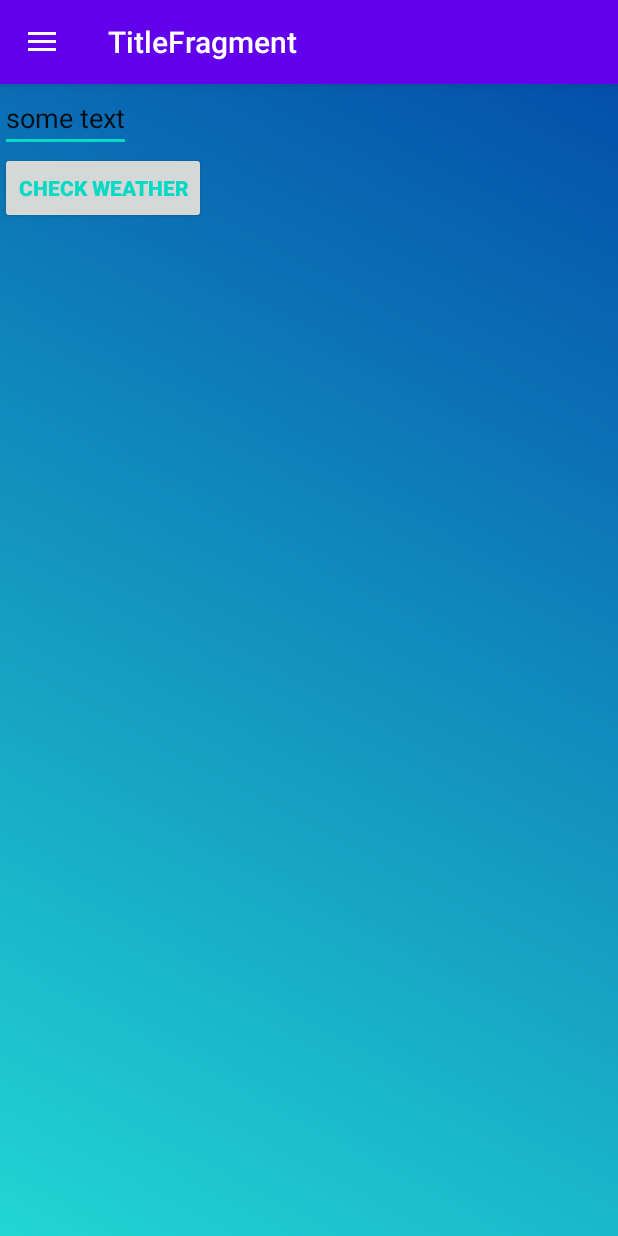
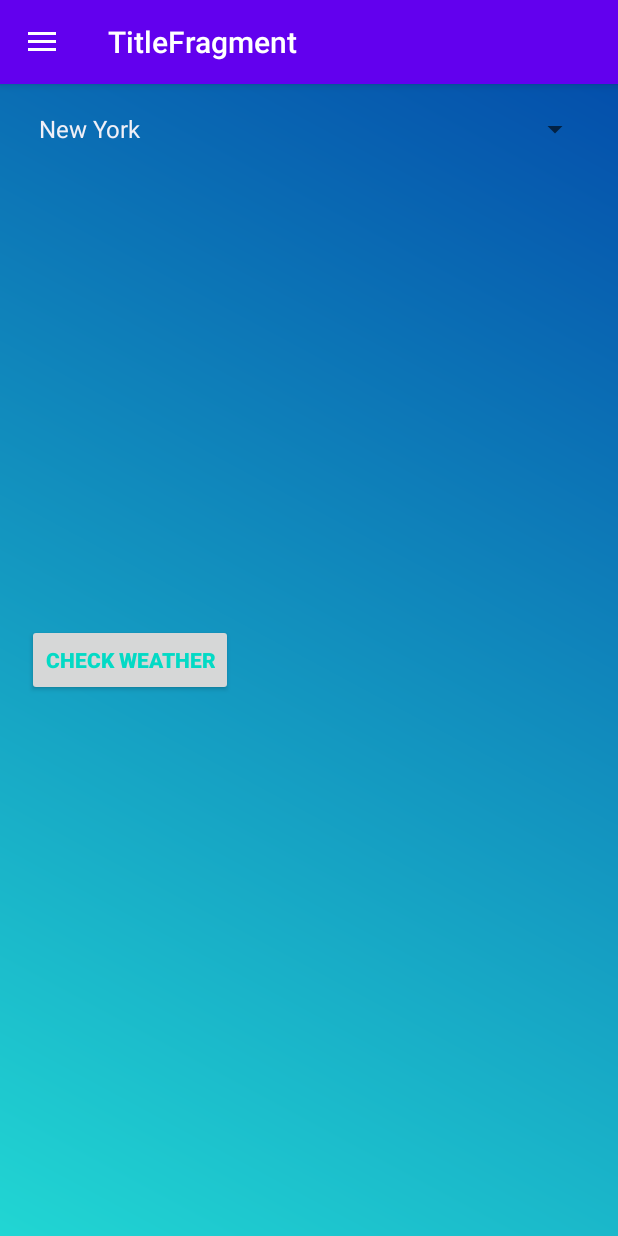
Before and after one commit to zamoT15/weatherApp, an Android app: the screen it shows after launch (MainActivity), on a phone screen of 412 x 824 dp. Run offline under Robolectric (Android 15) with nearby library versions, the phone set to English and light mode, and no system bars; our stand-ins replace data binding, navigation-ui.

```diff
--- a/app/src/main/java/com/android/example/weatherapp/TitleFragment.kt
+++ b/app/src/main/java/com/android/example/weatherapp/TitleFragment.kt
@@ -4,23 +4,57 @@ import android.os.Bundle
 import android.view.LayoutInflater
 import android.view.View
 import android.view.ViewGroup
+import android.widget.AdapterView
+import android.widget.ArrayAdapter
+import android.widget.Spinner
+import android.widget.Toast
 import androidx.fragment.app.Fragment
 import androidx.databinding.DataBindingUtil
 import androidx.navigation.findNavController
 import com.android.example.weatherapp.databinding.FragmentTitleBinding
+import kotlinx.android.synthetic.main.fragment_title.*
 
 
-class TitleFragment : Fragment() {
-    override fun onCreateView(inflater: LayoutInflater, container: ViewGroup?,
-                              savedInstanceState: Bundle?): View? {
-        val binding = DataBindingUtil.inflate<FragmentTitleBinding>(inflater,
-            R.layout.fragment_title,container,false)
+class TitleFragment : Fragment(), AdapterView.OnItemSelectedListener {
 
-        binding.checkWeatherButton.setOnClickListener { view : View ->
+    lateinit var binding: FragmentTitleBinding
+    private var spinner: Spinner? = null
+    private var arrayAdapter: ArrayAdapter<String>? = null
+    private var cities = arrayOf("New York", "Washington", "London")
+
+    override fun onCreateView(
+        inflater: LayoutInflater, container: ViewGroup?,
+        savedInstanceState: Bundle?
+    ): View? {
+        binding = DataBindingUtil.inflate(
+            inflater,
+            R.layout.fragment_title, container, false
+        )
+
+        binding.checkWeatherButton.setOnClickListener { view: View ->
             view.findNavController().navigate(R.id.action_titleFragment_to_weatherFragment)
         }
 
-
+        spinner = binding.spinnerCities
+        arrayAdapter = activity?.applicationContext?.let { ArrayAdapter(it, android.R.layout.simple_spinner_item, cities) }
+        spinner?.adapter = arrayAdapter
+        spinner?.onItemSelectedListener = this
         return binding.root
     }
+
+    override fun onNothingSelected(parent: AdapterView<*>?) {
+        //Toast.makeText(activity, "Nothing Selected", Toast.LENGTH_SHORT).show()
+    }
+    override fun onItemSelected(parent: AdapterView<*>?, view: View?, position: Int, id: Long) {
+        var items:String = parent?.getItemAtPosition(position) as String
+        titleTextView.text = items
+        //items = titleTextView.text.toString()
+        /*when (items) {
+            "New York" -> titleTextView.text = items
+            "Washington" -> items = "2"
+            "London" -> items = "3"
+            else -> items = "Smtng wnt wrung"
+        }*/
+        Toast.makeText(activity, "${titleTextView.text}", Toast.LENGTH_SHORT).show()
+    }
 }
--- a/app/src/main/java/com/android/example/weatherapp/WeatherFragment.kt
+++ b/app/src/main/java/com/android/example/weatherapp/WeatherFragment.kt
@@ -1,20 +1,14 @@
-package com.androdocs.weatherapp
+package com.android.example.weatherapp
 
 import android.os.AsyncTask
 import android.os.Bundle
 import android.view.LayoutInflater
 import android.view.View
 import android.view.ViewGroup
-import android.widget.ProgressBar
-import android.widget.RelativeLayout
-import android.widget.TextView
-import androidx.appcompat.app.AppCompatActivity
 import androidx.databinding.DataBindingUtil
-import androidx.databinding.DataBindingUtil.getBinding
-import androidx.databinding.DataBindingUtil.setContentView
 import androidx.fragment.app.Fragment
-import com.android.example.weatherapp.R
 import com.android.example.weatherapp.databinding.FragmentWeatherBinding
+import kotlinx.android.synthetic.main.fragment_title.*
 import org.json.JSONObject
 import java.net.URL
 import java.text.SimpleDateFormat
@@ -23,7 +17,7 @@ import java.util.*
 class WeatherFragment : Fragment() {
 
     lateinit var binding: FragmentWeatherBinding
-    val CITY: String = "delhi,in"
+    lateinit var CITY: String
     val API: String = "fdc584ed4620d4dc652b1eabfeef3e72"
 
     override fun onCreateView(
@@ -34,11 +28,14 @@ class WeatherFragment : Fragment() {
             inflater,
             R.layout.fragment_weather, container, false
         )
-
+        CITY = "London"
+        //CITY = titleTextView.text as String
+        //CITY = titleTextView.text.toString()
         weatherTask().execute()
         return binding.root
 
     }
+
 
 
     inner class weatherTask() : AsyncTask<String, Void, String>() {
@@ -48,11 +45,6 @@ class WeatherFragment : Fragment() {
             binding.loader.visibility = View.VISIBLE
             binding.mainContainer.visibility = View.GONE
             binding.errorText.visibility = View.GONE
-            /*
-            findViewById<ProgressBar>(R.id.loader).visibility = View.VISIBLE
-            findViewById<RelativeLayout>(R.id.mainContainer).visibility = View.GONE
-            findViewById<TextView>(R.id.errorText).visibility = View.GONE
-            */
         }
 
         override fun doInBackground(vararg params: String?): String? {
@@ -110,29 +102,14 @@ class WeatherFragment : Fragment() {
                 binding.wind.text = windSpeed
                 binding.pressure.text = pressure
                 binding.humidity.text = humidity
-                /*findViewById<TextView>(R.id.address).text = address
-                findViewById<TextView>(R.id.updated_at).text =  updatedAtText
-                findViewById<TextView>(R.id.status).text = weatherDescription.capitalize()
-                findViewById<TextView>(R.id.temp).text = temp
-                findViewById<TextView>(R.id.temp_min).text = tempMin
-                findViewById<TextView>(R.id.temp_max).text = tempMax
-                findViewById<TextView>(R.id.sunrise).text = SimpleDateFormat("hh:mm a", Locale.ENGLISH).format(Date(sunrise*1000))
-                findViewById<TextView>(R.id.sunset).text = SimpleDateFormat("hh:mm a", Locale.ENGLISH).format(Date(sunset*1000))
-                findViewById<TextView>(R.id.wind).text = windSpeed
-                findViewById<TextView>(R.id.pressure).text = pressure
-                findViewById<TextView>(R.id.humidity).text = humidity*/
 
                 /* Views populated, Hiding the loader, Showing the main design */
                 binding.loader.visibility = View.GONE
                 binding.mainContainer.visibility = View.VISIBLE
-                /* findViewById<ProgressBar>(R.id.loader).visibility = View.GONE
-                 findViewById<RelativeLayout>(R.id.mainContainer).visibility = View.VISIBLE*/
 
             } catch (e: Exception) {
                 binding.loader.visibility = View.GONE
-                binding.errorText.visibility = View.GONE
-                /*findViewById<ProgressBar>(R.id.loader).visibility = View.GONE
-                findViewById<TextView>(R.id.errorText).visibility = View.VISIBLE*/
+                binding.errorText.visibility = View.VISIBLE
             }
 
         }
--- a/app/src/main/res/layout/fragment_title.xml
+++ b/app/src/main/res/layout/fragment_title.xml
@@ -4,34 +4,42 @@
     xmlns:tools="http://schemas.android.com/tools"
     tools:context="com.example.android.navigation.TitleFragment">
 
-    <androidx.constraintlayout.widget.ConstraintLayout
-        android:id="@+id/titleConstraint"
+    <RelativeLayout
+        android:id="@+id/titleRelative"
         android:layout_width="match_parent"
         android:layout_height="match_parent"
-        android:background="@drawable/bg_gradient">
+        android:background="@drawable/bg_gradient"
+        android:padding="18dp">
 
-        <!--<Spinner
-            android:id="@+id/spinner1"
+        <Spinner
+            android:id="@+id/spinnerCities"
             android:layout_width="match_parent"
-            android:layout_height="wrap_content"/>-->
+            android:layout_height="wrap_content" />
 
-        <EditText
+        <LinearLayout
+            android:layout_width="match_parent"
+            android:layout_height="wrap_content"
+            android:layout_centerInParent="true"
+            android:orientation="vertical">
+
+            <TextView
                 android:id="@+id/titleTextView"
-            android:layout_width="wrap_content"
+                android:layout_width="match_parent"
                 android:layout_height="wrap_content"
-            android:text="some text"
-            app:layout_constraintStart_toStartOf="parent"
-            app:layout_constraintTop_toTopOf="parent" />
+                android:gravity="center"
+                android:textSize="22sp"
+                android:text=""
+                android:visibility="gone"/>
 
             <Button
                 android:id="@+id/checkWeatherButton"
                 android:layout_width="wrap_content"
                 android:layout_height="wrap_content"
-            android:text="Check weather"
+                android:text="@string/checkWeather"
                 android:textColor="@color/colorAccent"
                 android:textStyle="bold"
                 app:layout_constraintStart_toStartOf="parent"
                 app:layout_constraintTop_toBottomOf="@+id/titleTextView" />
-
-    </androidx.constraintlayout.widget.ConstraintLayout>
+        </LinearLayout>
+    </RelativeLayout>
 </layout>
--- a/app/src/main/res/layout/fragment_weather.xml
+++ b/app/src/main/res/layout/fragment_weather.xml
@@ -238,14 +238,14 @@
                             android:layout_width="wrap_content"
                             android:layout_height="wrap_content"
                             android:text="Pressure"
-                            android:textSize="12dp" />
+                            android:textSize="12sp" />
 
                         <TextView
                             android:id="@+id/pressure"
                             android:layout_width="wrap_content"
                             android:layout_height="wrap_content"
                             android:text="06:40 AM"
-                            android:textSize="14dp" />
+                            android:textSize="14sp" />
                     </LinearLayout>
 
                     <Space
--- a/app/src/main/res/navigation/navigation.xml
+++ b/app/src/main/res/navigation/navigation.xml
@@ -1,18 +1,19 @@
 <?xml version="1.0" encoding="utf-8"?>
 <navigation xmlns:android="http://schemas.android.com/apk/res/android"
-    xmlns:app="http://schemas.android.com/apk/res-auto" android:id="@+id/navigation"
+    xmlns:app="http://schemas.android.com/apk/res-auto"
+    android:id="@+id/navigation"
     app:startDestination="@id/titleFragment">
 
     <fragment
         android:id="@+id/titleFragment"
         android:name="com.android.example.weatherapp.TitleFragment"
-        android:label="TitleFragment" >
+        android:label="TitleFragment">
         <action
             android:id="@+id/action_titleFragment_to_weatherFragment"
             app:destination="@id/weatherFragment" />
     </fragment>
     <fragment
         android:id="@+id/weatherFragment"
-        android:name="com.androdocs.weatherapp.WeatherFragment"
+        android:name="com.android.example.weatherapp.WeatherFragment"
         android:label="WeatherFragment" />
 </navigation>
--- a/app/src/main/res/values/strings.xml
+++ b/app/src/main/res/values/strings.xml
@@ -1,4 +1,5 @@
 <resources>
     <string name="app_name">WeatherApp</string>
     <string name="errorText">Something went wrong</string>
+    <string name="checkWeather">Check weather</string>
 </resources>
```
Lines whose indentation alone changed are shown as unchanged.
